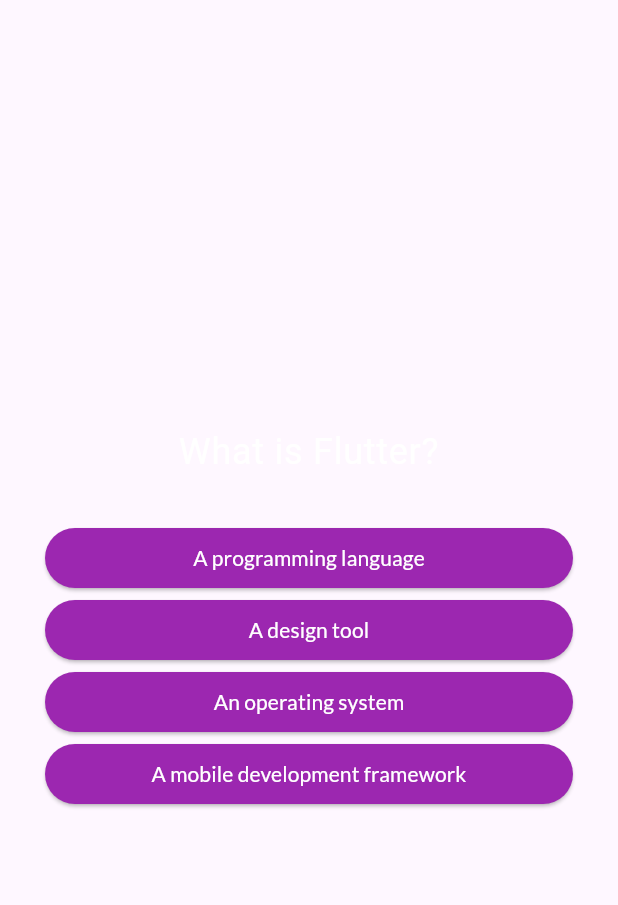
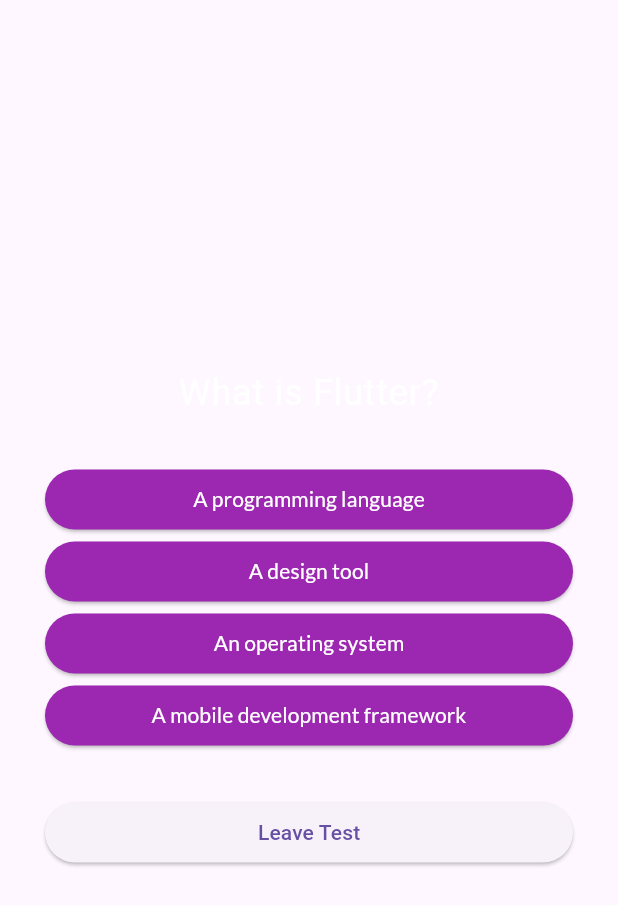
Before and after one commit to Ayomikuolatunji/flutter_quiz_app, a Flutter app: the QuestionsScreen widget shown alone on an empty page, opened directly with empty values, on a phone screen of 412 x 824 dp. Shown: the top 905 px of the screen. Run offline on Flutter 3.47's test engine with Material 3 defaults, Android fonts, the phone set to English and light mode, and no system bars; our stand-ins replace google_fonts.

Commit message:
What: debugging

```diff
--- a/lib/questions.dart
+++ b/lib/questions.dart
@@ -4,9 +4,14 @@ import 'package:net_ninja_course/data/questions.dart';
 import 'package:google_fonts/google_fonts.dart';
 
 class QuestionsScreen extends StatefulWidget {
-  const QuestionsScreen({required this.onSelectAnswer, super.key});
+  const QuestionsScreen(
+      {required this.onSelectAnswer,
+      required this.handleExitTest,
+      super.key});
 
   final void Function(String selectedAnswer) onSelectAnswer;
+
+  final void Function() handleExitTest;
 
   @override
   State<QuestionsScreen> createState() {
@@ -21,6 +26,12 @@ class _QuestionScreenState extends State<QuestionsScreen> {
     setState(() {
       widget.onSelectAnswer(selectedAnswer);
       currentQuestionIndex++;
+    });
+  }
+
+  void exist(){
+    setState(() {
+      widget.handleExitTest();
     });
   }
 
@@ -53,6 +64,13 @@ class _QuestionScreenState extends State<QuestionsScreen> {
                     onTap(answer);
                   });
             }),
+            const SizedBox(
+              height: 30,
+            ),
+            ElevatedButton(
+              onPressed: exist,
+              child: const Text("Leave Test"),
+            )
           ],
         ),
       ),
```
Also changed, not shown: lib/question_summary.dart (+44 -9 lines), lib/quiz.dart (+19 -3 lines), lib/results_screen.dart (+11 -9 lines).
